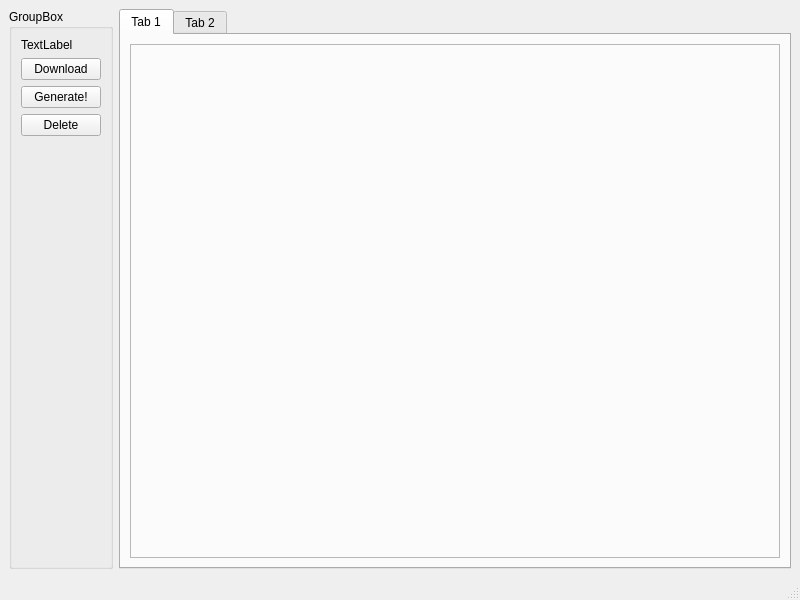
Before: the Qt Designer form mainwindow.ui in horvathzoltan/lottery, drawn with Qt 5.
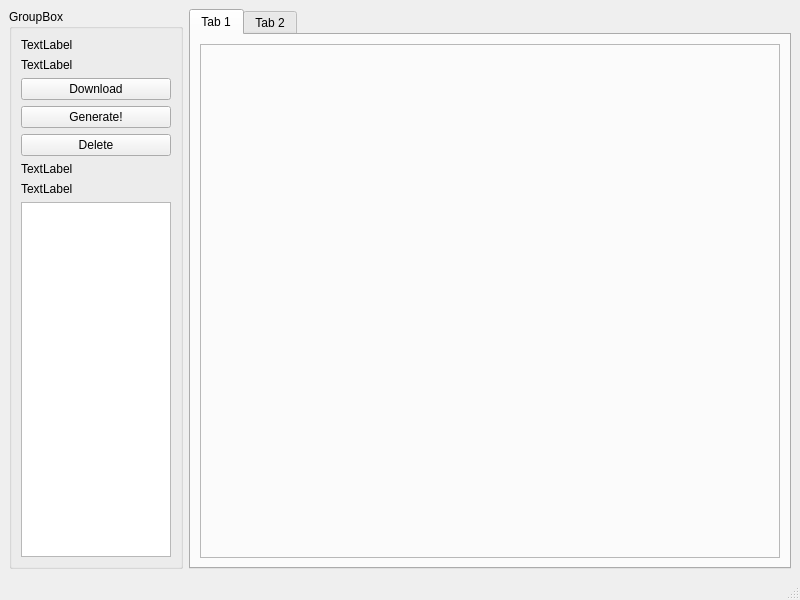
After: the same form once the commit is applied. The open tabs and pages were chosen to show the change.

```diff
--- a/mainwindow.ui
+++ b/mainwindow.ui
@@ -27,6 +27,13 @@
        <string>GroupBox</string>
       </property>
       <layout class="QVBoxLayout" name="verticalLayout">
+       <item>
+        <widget class="QLabel" name="label_yearweek">
+         <property name="text">
+          <string>TextLabel</string>
+         </property>
+        </widget>
+       </item>
        <item>
         <widget class="QLabel" name="label_data">
          <property name="text">
@@ -52,6 +59,18 @@
        </item>
        <item>
         <widget class="QPushButton" name="pushButton">
+         <property name="sizePolicy">
+          <sizepolicy hsizetype="Ignored" vsizetype="Fixed">
+           <horstretch>0</horstretch>
+           <verstretch>0</verstretch>
+          </sizepolicy>
+         </property>
+         <property name="minimumSize">
+          <size>
+           <width>120</width>
+           <height>0</height>
+          </size>
+         </property>
          <property name="text">
           <string>Generate!</string>
          </property>
@@ -65,17 +84,40 @@
         </widget>
        </item>
        <item>
-        <spacer name="verticalSpacer">
-         <property name="orientation">
-          <enum>Qt::Vertical</enum>
+        <widget class="QLabel" name="label_comb">
+         <property name="text">
+          <string>TextLabel</string>
          </property>
-         <property name="sizeHint" stdset="0">
+        </widget>
+       </item>
+       <item>
+        <widget class="QLabel" name="label_combnum">
+         <property name="text">
+          <string>TextLabel</string>
+         </property>
+        </widget>
+       </item>
+       <item>
+        <widget class="QListWidget" name="listWidget">
+         <property name="sizePolicy">
+          <sizepolicy hsizetype="Fixed" vsizetype="Expanding">
+           <horstretch>0</horstretch>
+           <verstretch>0</verstretch>
+          </sizepolicy>
+         </property>
+         <property name="minimumSize">
           <size>
-           <width>20</width>
-           <height>40</height>
+           <width>150</width>
+           <height>0</height>
           </size>
          </property>
-        </spacer>
+         <property name="maximumSize">
+          <size>
+           <width>120</width>
+           <height>16777215</height>
+          </size>
+         </property>
+        </widget>
        </item>
       </layout>
      </widget>
```
Left out of the diff: 2 changed lines with no effect on the pictures.
